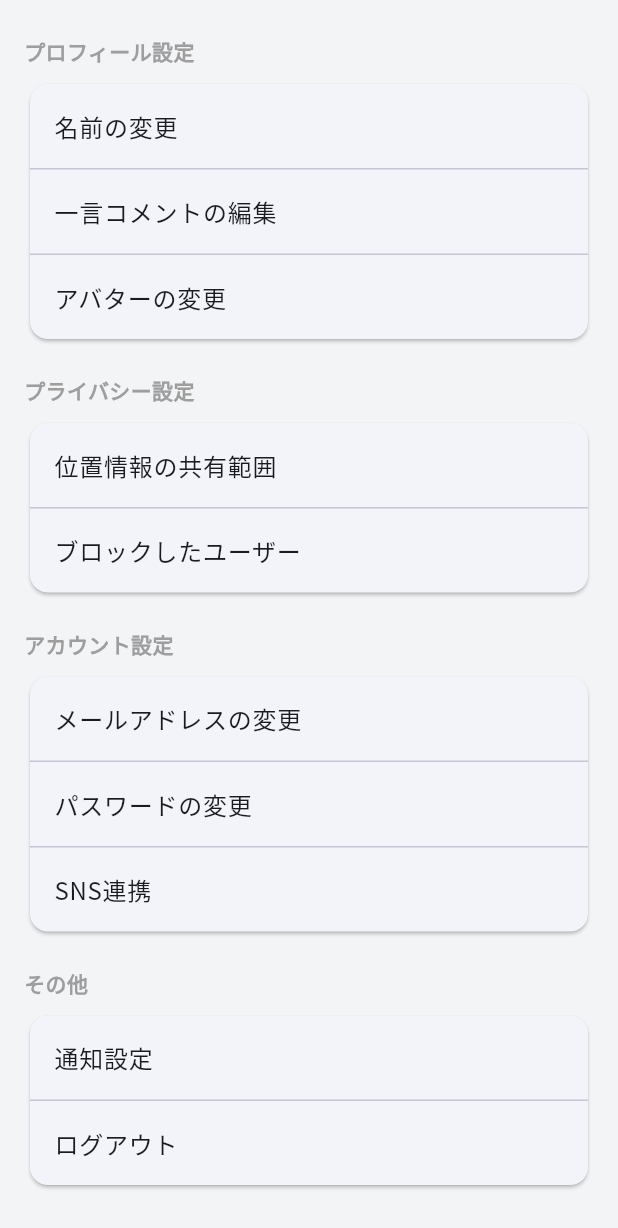
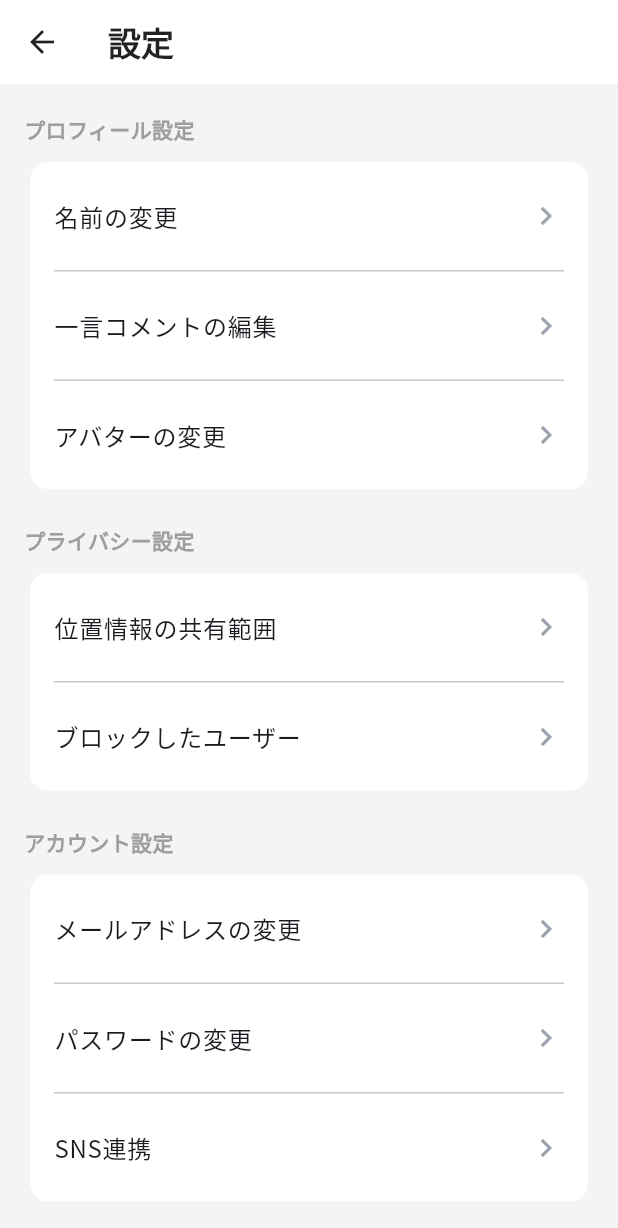
Before and after one commit to naka6ryo/Yuruito_UI_idea, a Flutter app: the SettingsScreen screen opened directly, on a phone screen of 412 x 824 dp. Shown: the top 1228 px of the screen. Run offline on Flutter 3.47's test engine with Material 3 defaults, Android fonts, the phone set to English and light mode, and no system bars; our stand-ins replace cloud_firestore, firebase_auth, firebase_core, flutter_riverpod, geolocator, google_fonts and 1 more; missing offline and left inert: dart:html, dart:js_util; accounts and stored records are empty; statements that could not run were skipped.

Commit message:
設定画面の追加

```diff
--- a/lib/core/router/app_routes.dart
+++ b/lib/core/router/app_routes.dart
@@ -4,6 +4,7 @@ import '../../features/auth/presentation/registration_screen.dart';
 import '../../features/auth/presentation/icon_selection_screen.dart';
 import '../../features/auth/presentation/questionnaire_screen.dart';
 import '../../features/shell/app_shell.dart';
+import '../../features/settings/presentation/settings_screen.dart';
 
 
 class AppRoutes {
@@ -12,6 +13,7 @@ static const registration = '/registration';
 static const iconSelect = '/icon-select';
 static const questionnaire = '/questionnaire';
 static const shell = '/shell';
+	static const settings = '/settings';
 
 
 static Map<String, WidgetBuilder> get routes => {
@@ -19,6 +21,7 @@ login: (_) => const LoginScreen(),
 registration: (_) => const RegistrationScreen(),
 iconSelect: (_) => const IconSelectionScreen(),
 questionnaire: (_) => const QuestionnaireScreen(),
-shell: (_) => const AppShell(),
+	shell: (_) => const AppShell(),
+	settings: (_) => const SettingsScreen(),
 };
 }
--- a/lib/features/settings/presentation/settings_screen.dart
+++ b/lib/features/settings/presentation/settings_screen.dart
@@ -1,3 +1,6 @@
+import 'dart:math' as math;
+
+import 'package:flutter/foundation.dart';
 import 'package:flutter/material.dart';
 import 'package:flutter_riverpod/flutter_riverpod.dart';
 import '../../../core/router/app_routes.dart';
@@ -8,8 +11,23 @@ class SettingsScreen extends ConsumerWidget {
 
   @override
   Widget build(BuildContext context, WidgetRef ref) {
-    return ListView(
-      padding: const EdgeInsets.all(16),
+    final scaffold = Scaffold(
+      backgroundColor: const Color(0xFFF3F4F6), // light grey background like mock
+      appBar: AppBar(
+        backgroundColor: Colors.white,
+        elevation: 0.5,
+        leading: IconButton(
+          icon: const Icon(Icons.arrow_back, color: Colors.black87),
+          onPressed: () => Navigator.of(context).maybePop(),
+        ),
+        title: const Text('設定', style: TextStyle(color: Colors.black87, fontWeight: FontWeight.w600)),
+        centerTitle: false,
+      ),
+      body: SafeArea(
+        child: SingleChildScrollView(
+          padding: const EdgeInsets.symmetric(horizontal: 16, vertical: 12),
+          child: Column(
+            crossAxisAlignment: CrossAxisAlignment.start,
             children: [
               const _Group(title: 'プロフィール設定', items: ['名前の変更', '一言コメントの編集', 'アバターの変更']),
               const _Group(title: 'プライバシー設定', items: ['位置情報の共有範囲', 'ブロックしたユーザー']),
@@ -21,8 +39,43 @@ class SettingsScreen extends ConsumerWidget {
                   nav.pushNamedAndRemoveUntil(AppRoutes.login, (_) => false);
                 }
               }),
+              const SizedBox(height: 24),
             ],
+          ),
+        ),
+      ),
     );
+
+    // On web, render inside the same phone-like framed container used by AppShell
+    if (kIsWeb) {
+      const aspect = 9 / 19.5;
+      const maxPhoneWidth = 384.0;
+      return LayoutBuilder(builder: (context, constraints) {
+        final maxH = constraints.maxHeight * 0.95;
+        var width = math.min(maxPhoneWidth, constraints.maxWidth);
+        var height = width / aspect;
+        if (height > maxH) {
+          height = maxH;
+          width = height * aspect;
+        }
+
+        return Center(
+          child: Container(
+            width: width,
+            height: height,
+            decoration: BoxDecoration(
+              color: Colors.white,
+              borderRadius: BorderRadius.circular(28),
+              boxShadow: [BoxShadow(color: const Color.fromRGBO(0, 0, 0, 0.12), blurRadius: 24, offset: const Offset(0, 8))],
+            ),
+            clipBehavior: Clip.hardEdge,
+            child: scaffold,
+          ),
+        );
+      });
+    }
+
+    return scaffold;
   }
 }
 
@@ -38,15 +91,31 @@ class _Group extends StatelessWidget {
       crossAxisAlignment: CrossAxisAlignment.start,
       children: [
         Padding(
-          padding: const EdgeInsets.symmetric(vertical: 8),
+          padding: const EdgeInsets.only(top: 8, bottom: 8),
           child: Text(title, style: const TextStyle(fontWeight: FontWeight.w600, color: Colors.grey)),
         ),
         Card(
+          color: Colors.white,
+          elevation: 0,
+          shape: RoundedRectangleBorder(borderRadius: BorderRadius.circular(12)),
           child: Column(
+            mainAxisSize: MainAxisSize.min,
             children: [
               for (int i = 0; i < items.length; i++) ...[
-                ListTile(title: Text(items[i]), onTap: onTap == null ? null : () => onTap!(items[i])),
-                if (i < items.length - 1) const Divider(height: 1),
+                ListTile(
+                  contentPadding: const EdgeInsets.symmetric(horizontal: 16, vertical: 8),
+                  title: Text(
+                    items[i],
+                    style: TextStyle(
+                      fontSize: 16,
+                      color: items[i] == 'ログアウト' ? Colors.red : null,
+                    ),
+                  ),
+                  trailing: items[i] == 'ログアウト' ? null : const Icon(Icons.chevron_right, color: Color(0xFF9CA3AF)),
+                  onTap: onTap == null ? null : () => onTap!(items[i]),
+                ),
+                if (i < items.length - 1)
+                  const Divider(height: 1, thickness: 1, indent: 16, endIndent: 16),
               ],
             ],
           ),
--- a/lib/features/shell/header.dart
+++ b/lib/features/shell/header.dart
@@ -49,8 +49,8 @@ onPressed: () => setState(() => _searching = true),
 icon: const Icon(Icons.search),
 ),
 IconButton(
-onPressed: () {},
-icon: const Icon(Icons.settings_outlined),
+	onPressed: () => Navigator.of(context).pushNamed('/settings'),
+	icon: const Icon(Icons.settings_outlined),
 ),
 ]),
 );
```
Lines whose indentation alone changed are shown as unchanged.
